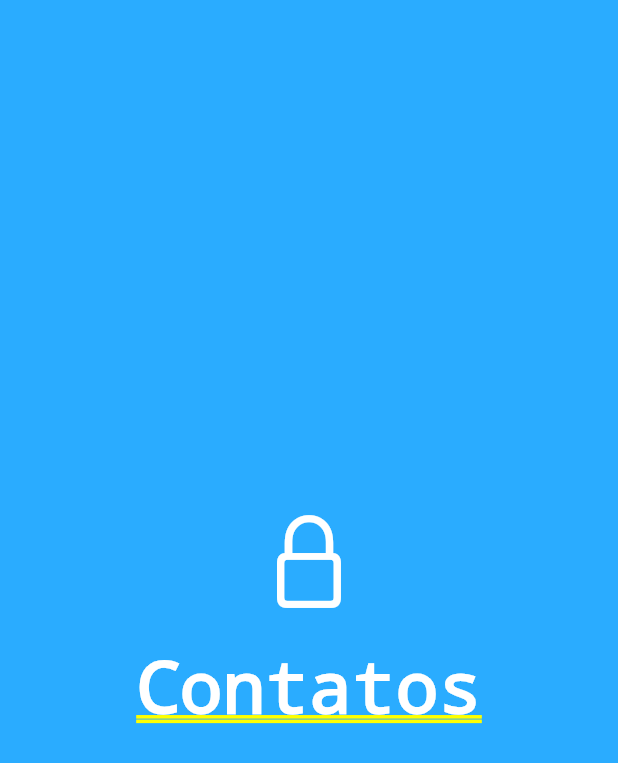
After one commit to OtavioNegrizolli/flutter_1, a Flutter app: the SplashView screen opened directly, on a phone screen of 412 x 824 dp. The commit adds this screen. Shown: the top 763 px of the screen. Run offline on Flutter 3.47's test engine with Material 2 defaults, Android fonts, the phone set to English and light mode, and no system bars; network calls fail.

Commit message:
add ios splash screen

```diff
--- /dev/null
+++ b/lib/ios/views/splash.view.dart
@@ -0,0 +1,34 @@
+import 'package:flutter/cupertino.dart';
+
+import 'package:contacts/android/styles.dart';
+
+class SplashView extends StatelessWidget {
+  const SplashView({super.key});
+
+  @override
+  Widget build(BuildContext context) {
+    return CupertinoPageScaffold(
+      backgroundColor: primaryColor,
+      // ignore: avoid_unnecessary_containers
+      child: Container(
+        child: Column(
+          crossAxisAlignment: CrossAxisAlignment.center,
+          mainAxisAlignment: MainAxisAlignment.center,
+          children: const [
+            SizedBox(width: double.infinity),
+            Icon(
+              CupertinoIcons.padlock,
+              size: 72,
+              color: accentColor,
+            ),
+            SizedBox(height: 20),
+            Text(
+              "Contatos",
+              style: TextStyle(color: accentColor),
+            )
+          ],
+        ),
+      ),
+    );
+  }
+}
```
Also changed, not shown: lib/ios/ios.app.dart (+8 -6 lines), lib/ios/style.dart (added, +18 -0 lines).
